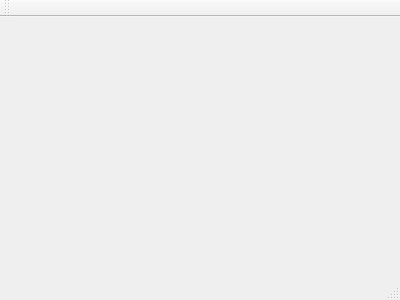
This is NoiseTextureGenerator/mainwindow.ui in Kvalme/noisetexturegenerator as Qt 5 draws it before an edit. The edited form follows.
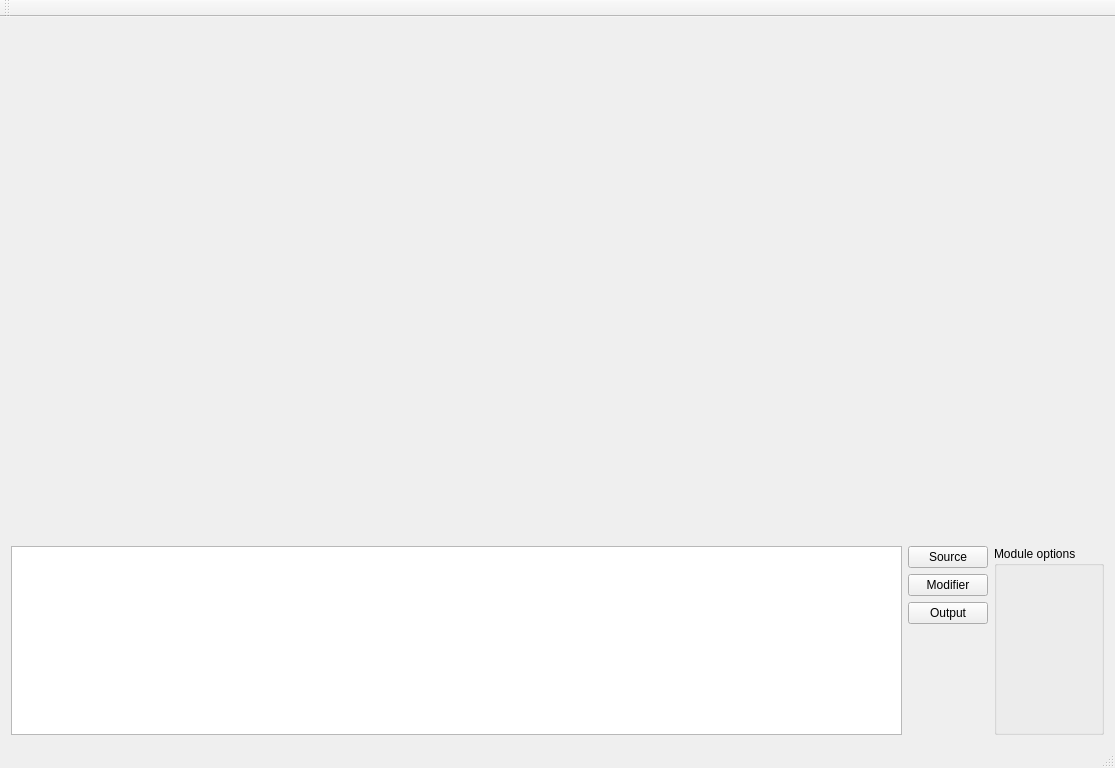
This is the edited form.

Commit message: Add basic interface

Patch:
```diff
--- a/NoiseTextureGenerator/mainwindow.ui
+++ b/NoiseTextureGenerator/mainwindow.ui
@@ -1,24 +1,109 @@
 <ui version="4.0">
  <class>MainWindow</class>
- <widget class="QMainWindow" name="MainWindow" >
-  <property name="geometry" >
+ <widget class="QMainWindow" name="MainWindow">
+  <property name="geometry">
    <rect>
     <x>0</x>
     <y>0</y>
-    <width>400</width>
-    <height>300</height>
+    <width>1115</width>
+    <height>768</height>
    </rect>
   </property>
   <property name="windowTitle" >
    <string>MainWindow</string>
   </property>
-  <widget class="QMenuBar" name="menuBar" />
-  <widget class="QToolBar" name="mainToolBar" />
-  <widget class="QWidget" name="centralWidget" />
-  <widget class="QStatusBar" name="statusBar" />
+  <widget class="QWidget" name="centralWidget">
+   <layout class="QVBoxLayout" name="verticalLayout">
+    <item>
+     <widget class="QWidget" name="widget" native="true">
+      <property name="minimumSize">
+       <size>
+        <width>1024</width>
+        <height>512</height>
+       </size>
+      </property>
+     </widget>
+    </item>
+    <item>
+     <layout class="QHBoxLayout" name="horizontalLayout">
+      <item>
+       <widget class="QGraphicsView" name="graphicsView"/>
+      </item>
+      <item>
+       <layout class="QVBoxLayout" name="verticalLayout_2">
+        <item>
+         <widget class="QPushButton" name="pushButton">
+          <property name="text">
+           <string>Source</string>
+          </property>
+         </widget>
+        </item>
+        <item>
+         <widget class="QPushButton" name="pushButton_2">
+          <property name="text">
+           <string>Modifier</string>
+          </property>
+         </widget>
+        </item>
+        <item>
+         <widget class="QPushButton" name="pushButton_3">
+          <property name="text">
+           <string>Output</string>
+          </property>
+         </widget>
+        </item>
+        <item>
+         <spacer name="verticalSpacer">
+          <property name="orientation">
+           <enum>Qt::Vertical</enum>
+          </property>
+          <property name="sizeHint" stdset="0">
+           <size>
+            <width>20</width>
+            <height>40</height>
+           </size>
+          </property>
+         </spacer>
+        </item>
+       </layout>
+      </item>
+      <item>
+       <widget class="QGroupBox" name="groupBox">
+        <property name="title">
+         <string>Module options</string>
+        </property>
+        <layout class="QHBoxLayout" name="horizontalLayout_2">
+         <item>
+          <layout class="QGridLayout" name="moduleOptionsLayout"/>
+         </item>
+        </layout>
+       </widget>
+      </item>
+     </layout>
+    </item>
+   </layout>
+  </widget>
+  <widget class="QMenuBar" name="menuBar">
+   <property name="geometry">
+    <rect>
+     <x>0</x>
+     <y>0</y>
+     <width>1115</width>
+     <height>21</height>
+    </rect>
+   </property>
+  </widget>
+  <widget class="QToolBar" name="mainToolBar">
+   <attribute name="toolBarArea">
+    <enum>TopToolBarArea</enum>
+   </attribute>
+   <attribute name="toolBarBreak">
+    <bool>false</bool>
+   </attribute>
+  </widget>
+  <widget class="QStatusBar" name="statusBar"/>
  </widget>
- <layoutDefault spacing="6" margin="11" />
- <pixmapfunction></pixmapfunction>
+ <layoutdefault spacing="6" margin="11"/>
  <resources/>
  <connections/>
 </ui>
```
Left out of the diff: 3 changed lines with no effect on the pictures. The commit also changes 7 other files.
